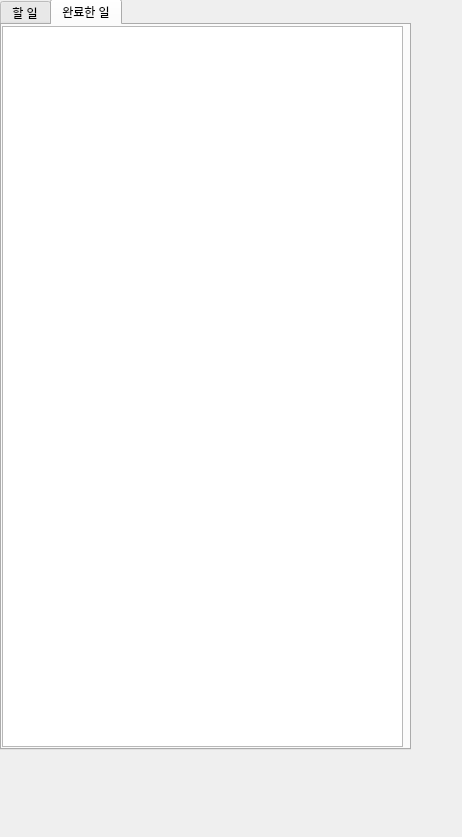
Before: the Qt Designer form Todo/Todo.ui in xorud1541/Todo, drawn with Qt 5.
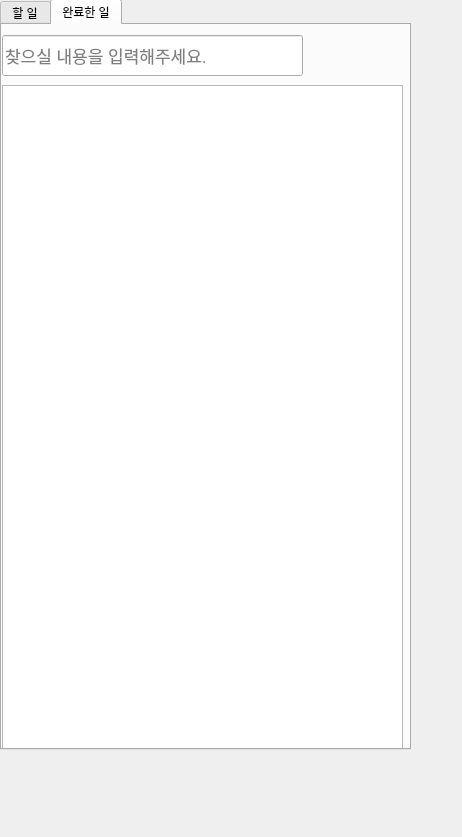
After: the same form once the commit is applied. The open tabs and pages were chosen to show the change. Icons and pictures are not drawn. Custom widgets are drawn as their Qt base class.

Commit message: 검색 UI 세팅

Diff of the .ui file:
```diff
--- a/Todo/Todo.ui
+++ b/Todo/Todo.ui
@@ -338,9 +338,9 @@
       <property name="geometry">
        <rect>
         <x>0</x>
-        <y>1</y>
+        <y>60</y>
         <width>401</width>
-        <height>721</height>
+        <height>671</height>
        </rect>
       </property>
       <property name="rootIsDecorated">
@@ -388,6 +388,76 @@
        </property>
       </column>
      </widget>
+     <widget class="QPushButton" name="searchBtn">
+      <property name="geometry">
+       <rect>
+        <x>300</x>
+        <y>10</y>
+        <width>50</width>
+        <height>40</height>
+       </rect>
+      </property>
+      <property name="text">
+       <string/>
+      </property>
+      <property name="icon">
+       <iconset>
+        <normaloff>image/search_done.png</normaloff>image/search_done.png</iconset>
+      </property>
+      <property name="iconSize">
+       <size>
+        <width>50</width>
+        <height>40</height>
+       </size>
+      </property>
+      <property name="flat">
+       <bool>true</bool>
+      </property>
+     </widget>
+     <widget class="QLineEdit" name="searchEdit">
+      <property name="geometry">
+       <rect>
+        <x>0</x>
+        <y>10</y>
+        <width>301</width>
+        <height>41</height>
+       </rect>
+      </property>
+      <property name="font">
+       <font>
+        <pointsize>13</pointsize>
+       </font>
+      </property>
+      <property name="placeholderText">
+       <string>찾으실 내용을 입력해주세요.</string>
+      </property>
+     </widget>
+     <widget class="QPushButton" name="refreshBtn">
+      <property name="geometry">
+       <rect>
+        <x>350</x>
+        <y>11</y>
+        <width>50</width>
+        <height>40</height>
+       </rect>
+      </property>
+      <property name="text">
+       <string/>
+      </property>
+      <property name="icon">
+       <iconset>
+        <normaloff>image/refresh_done.png</normaloff>image/refresh_done.png</iconset>
+      </property>
+      <property name="iconSize">
+       <size>
+        <width>50</width>
+        <height>30</height>
+       </size>
+      </property>
+      <property name="flat">
+       <bool>true</bool>
+      </property>
+     </widget>
     </widget>
    </widget>
   </widget>
```
Left out of the diff: 2 changed lines with no effect on the pictures. The commit also changes 6 other files.
